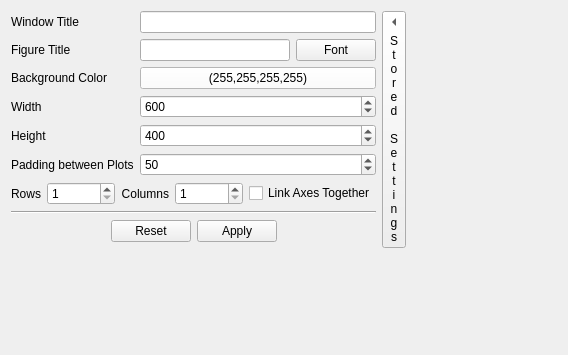
Old version of the form src/ui/Ui_FigureOptionsWidget.ui in the repository bbreslauer/PySciPlot.
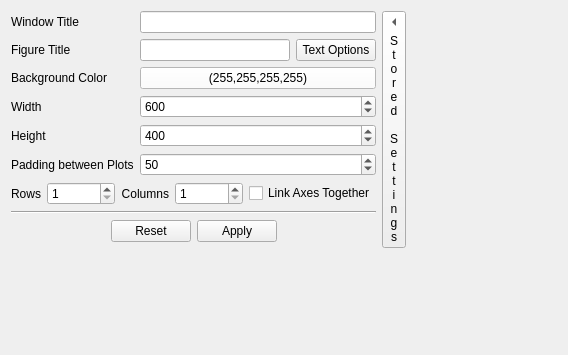
New version of the form. Custom widgets are drawn as their Qt base class.

Commit message: Changed 'Font' naming scheme to 'Text Options', and added in the ability to move text with an x and y offset.

Diff of the .ui file:
```diff
--- a/src/ui/Ui_FigureOptionsWidget.ui
+++ b/src/ui/Ui_FigureOptionsWidget.ui
@@ -138,7 +138,7 @@
    <item row="1" column="2">
     <widget class="QTextOptionsButton" name="titleFont">
      <property name="text">
-      <string>Font</string>
+      <string>Text Options</string>
      </property>
     </widget>
    </item>
```
The commit also changes 10 other files.
